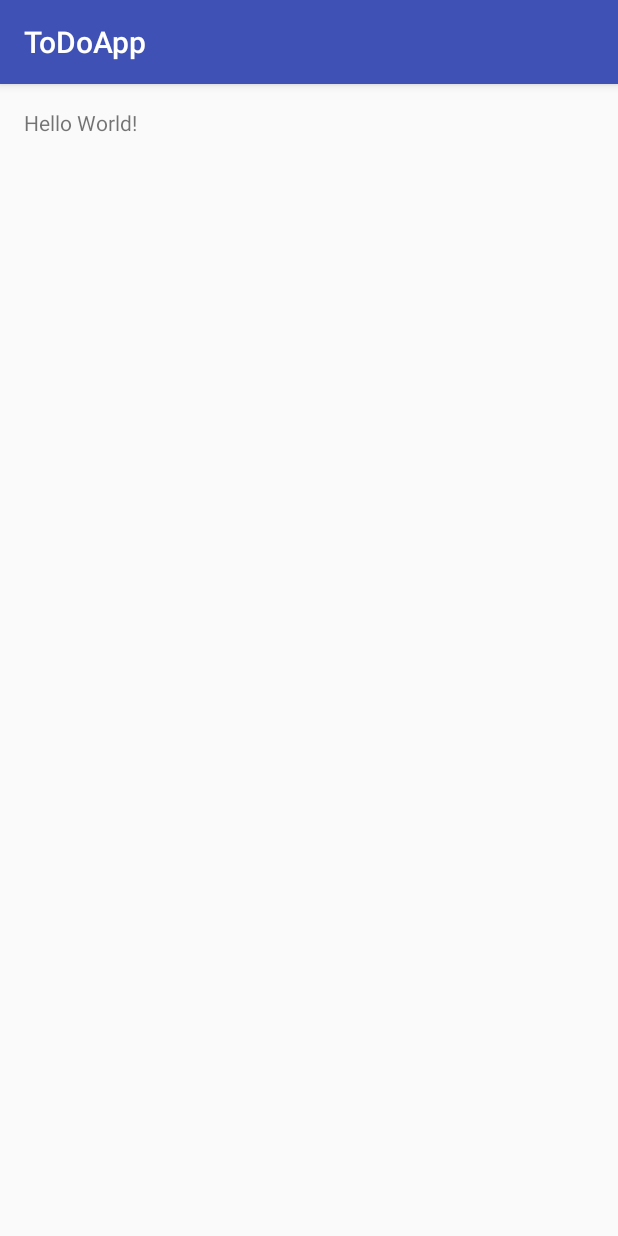
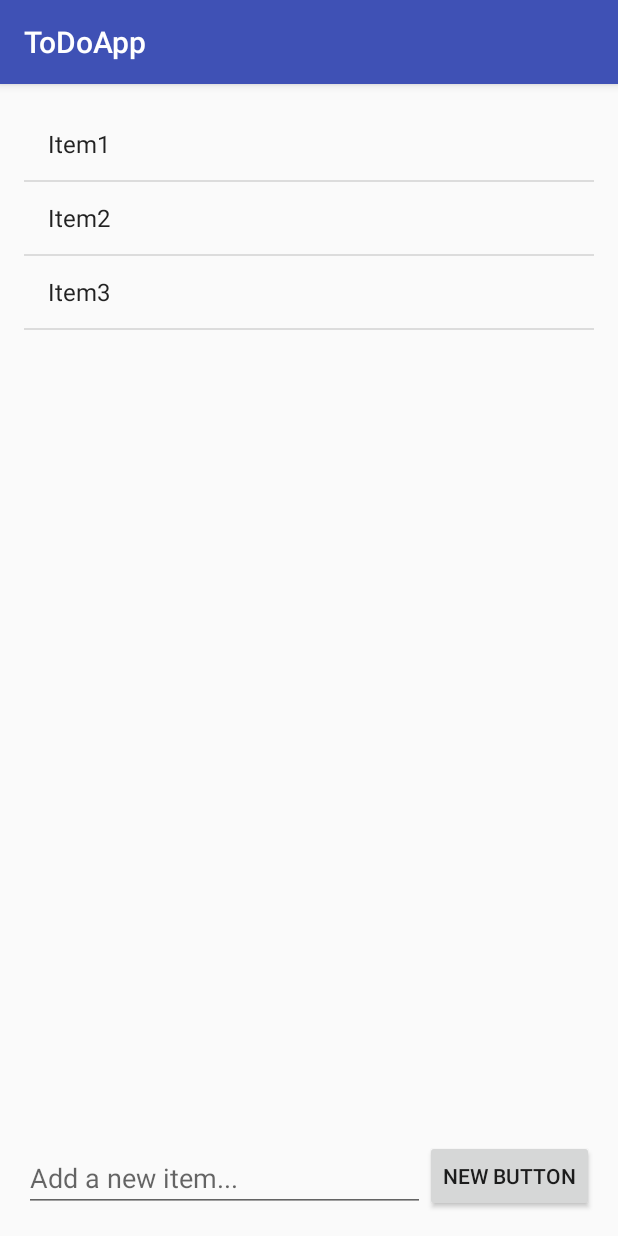
Before and after one commit to NathanSass/Catter, an Android app: the screen it shows after launch (MainActivity), on a phone screen of 412 x 824 dp. Run offline under Robolectric (Android 15) with nearby library versions, the phone set to English and light mode, and no system bars.

Commit message:
Able to display a list and then add an item to that list TODO deleting items

```diff
--- a/app/src/main/java/com/nathansass/todoapp/MainActivity.java
+++ b/app/src/main/java/com/nathansass/todoapp/MainActivity.java
@@ -2,12 +2,41 @@ package com.nathansass.todoapp;
 
 import android.support.v7.app.AppCompatActivity;
 import android.os.Bundle;
+import android.view.View;
+import android.widget.ArrayAdapter;
+import android.widget.EditText;
+import android.widget.ListView;
+
+import java.util.ArrayList;
 
 public class MainActivity extends AppCompatActivity {
 
+    ArrayList<String> todoItems;
+    ArrayAdapter<String> aToDoAdapter;
+    ListView lvItems;
+    EditText etEditText;
     @Override
     protected void onCreate(Bundle savedInstanceState) {
         super.onCreate(savedInstanceState);
         setContentView(R.layout.activity_main);
+        populateArrayItems();
+        lvItems = (ListView) findViewById(R.id.lvItems);
+        lvItems.setAdapter(aToDoAdapter);
+
+        etEditText = (EditText) findViewById(R.id.etEditText);
+    }
+
+    public void populateArrayItems() {
+        todoItems = new ArrayList<String>();
+        todoItems.add("Item1");
+        todoItems.add("Item2");
+        todoItems.add("Item3");
+        aToDoAdapter = new ArrayAdapter<String>(this, android.R.layout.simple_list_item_1, todoItems);
+
+    }
+
+    public void onAddItem(View view) {
+        aToDoAdapter.add(etEditText.getText().toString());
+        etEditText.setText("");
     }
 }
--- a/app/src/main/res/layout/activity_main.xml
+++ b/app/src/main/res/layout/activity_main.xml
@@ -10,8 +10,34 @@
     android:paddingTop="@dimen/activity_vertical_margin"
     tools:context="com.nathansass.todoapp.MainActivity">
 
-    <TextView
+    <ListView
         android:layout_width="wrap_content"
         android:layout_height="wrap_content"
-        android:text="Hello World!"/>
+        android:id="@+id/lvItems"
+        android:layout_alignParentTop="true"
+        android:layout_alignParentLeft="true"
+        android:layout_alignParentStart="true"
+        android:layout_above="@+id/btnAddItem"/>
+
+    <Button
+        android:onClick="onAddItem"
+        android:layout_width="wrap_content"
+        android:layout_height="wrap_content"
+        android:text="New Button"
+        android:id="@+id/btnAddItem"
+        android:layout_alignParentBottom="true"
+        android:layout_alignParentRight="true"
+        android:layout_alignParentEnd="true"/>
+
+    <EditText
+        android:layout_width="wrap_content"
+        android:layout_height="wrap_content"
+        android:id="@+id/etEditText"
+        android:layout_alignParentBottom="true"
+        android:layout_alignParentLeft="true"
+        android:layout_alignParentStart="true"
+        android:layout_toLeftOf="@+id/btnAddItem"
+        android:layout_toStartOf="@+id/btnAddItem"
+        android:inputType="text"
+        android:hint="@string/addItem"/>
 </RelativeLayout>
--- a/app/src/main/res/values/strings.xml
+++ b/app/src/main/res/values/strings.xml
@@ -1,3 +1,5 @@
 <resources>
     <string name="app_name">ToDoApp</string>
+    <string name="add">Add</string>
+    <string name="addItem">Add a new item...</string>
 </resources>
```
